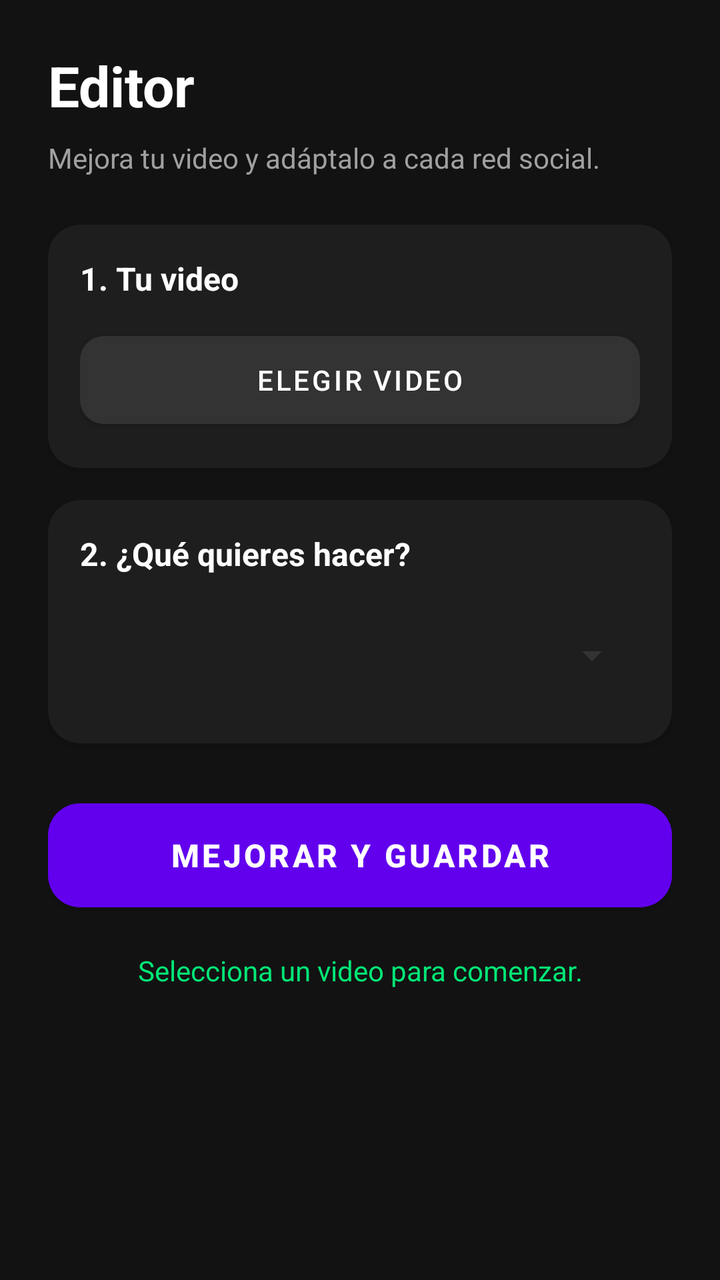
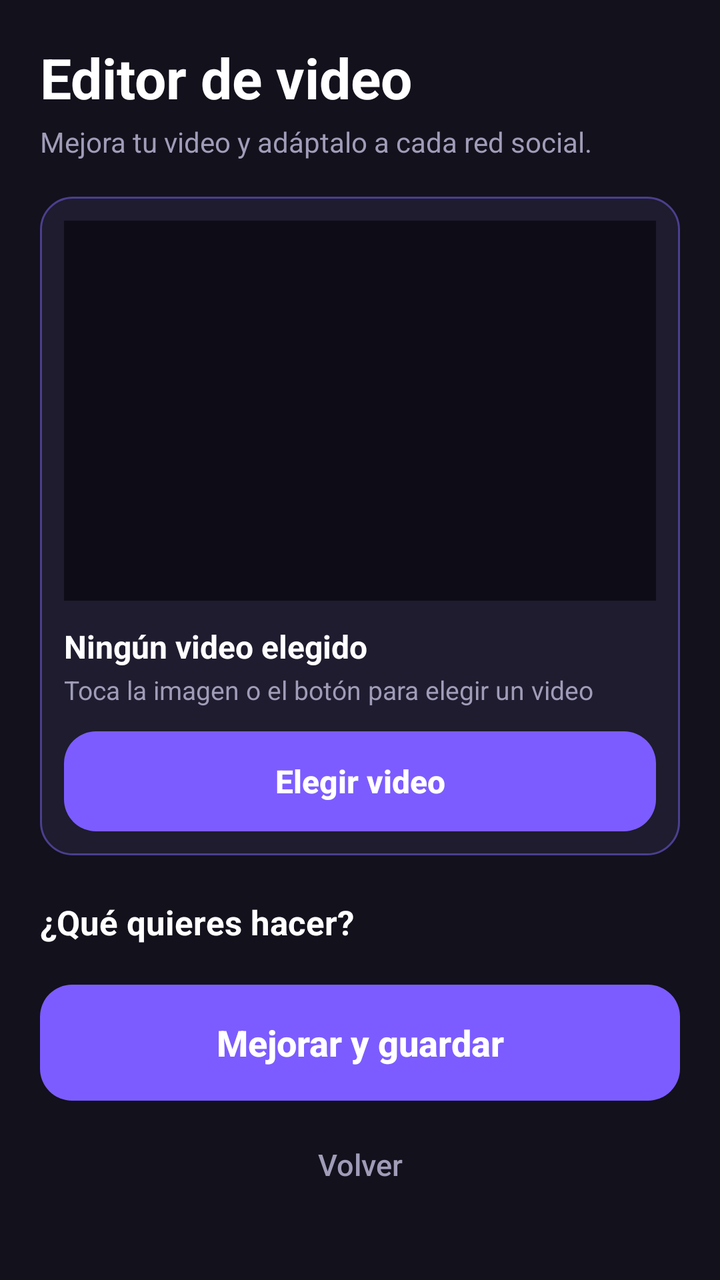

Screens rendered from an Android XML layout before and after an edit, with the pre-edit source and the edit as a unified diff.
<!-- AndroidManifest.xml: application theme Theme.Descargadorpro -->
<!-- res/layout/activity_editor.xml -->
<?xml version="1.0" encoding="utf-8"?>
<ScrollView xmlns:android="http://schemas.android.com/apk/res/android"
    xmlns:app="http://schemas.android.com/apk/res-auto"
    android:layout_width="match_parent"
    android:layout_height="match_parent"
    android:background="#121212"
    android:fillViewport="true">

    <LinearLayout
        android:layout_width="match_parent"
        android:layout_height="wrap_content"
        android:orientation="vertical"
        android:padding="24dp">

        <TextView
            android:layout_width="match_parent"
            android:layout_height="wrap_content"
            android:text="Editor"
            android:textColor="#FFFFFF"
            android:textSize="28sp"
            android:textStyle="bold"
            android:layout_marginBottom="8dp"/>

        <TextView
            android:layout_width="match_parent"
            android:layout_height="wrap_content"
            android:text="Mejora tu video y adáptalo a cada red social."
            android:textColor="#A0A0A0"
            android:textSize="14sp"
            android:layout_marginBottom="24dp"/>

        
        <androidx.cardview.widget.CardView
            android:layout_width="match_parent"
            android:layout_height="wrap_content"
            app:cardBackgroundColor="#1E1E1E"
            app:cardCornerRadius="16dp"
            android:layout_marginBottom="16dp">
            
            <LinearLayout
                android:layout_width="match_parent"
                android:layout_height="wrap_content"
                android:orientation="vertical"
                android:padding="16dp">

                <TextView
                    android:layout_width="match_parent"
                    android:layout_height="wrap_content"
                    android:text="1. Tu video"
                    android:textColor="#FFFFFF"
                    android:textStyle="bold"
                    android:textSize="16sp"
                    android:layout_marginBottom="12dp"/>

                <com.google.android.material.button.MaterialButton
                    android:id="@+id/btnElegirVideo" 
                    android:layout_width="match_parent"
                    android:layout_height="56dp"
                    android:text="Elegir video"
                    android:textColor="#FFFFFF"
                    app:backgroundTint="#333333"
                    app:cornerRadius="12dp"/>
            </LinearLayout>
        </androidx.cardview.widget.CardView>

        
        <androidx.cardview.widget.CardView
            android:layout_width="match_parent"
            android:layout_height="wrap_content"
            app:cardBackgroundColor="#1E1E1E"
            app:cardCornerRadius="16dp"
            android:layout_marginBottom="24dp">

            <LinearLayout
                android:layout_width="match_parent"
                android:layout_height="wrap_content"
                android:orientation="vertical"
                android:padding="16dp">

                <TextView
                    android:layout_width="match_parent"
                    android:layout_height="wrap_content"
                    android:text="2. ¿Qué quieres hacer?"
                    android:textColor="#FFFFFF"
                    android:textStyle="bold"
                    android:textSize="16sp"
                    android:layout_marginBottom="12dp"/>

                
                <Spinner
                    android:id="@+id/spinnerAcciones"
                    android:layout_width="match_parent"
                    android:layout_height="56dp"
                    android:backgroundTint="#333333"/>
            </LinearLayout>
        </androidx.cardview.widget.CardView>

        
        <com.google.android.material.button.MaterialButton
            android:id="@+id/btnMejorarGuardar"
            android:layout_width="match_parent"
            android:layout_height="64dp"
            android:text="MEJORAR Y GUARDAR"
            android:textSize="16sp"
            android:textStyle="bold"
            android:textColor="#FFFFFF"
            app:backgroundTint="#6200EE"
            app:cornerRadius="16dp"
            android:layout_marginBottom="16dp"/>

        
        <ProgressBar
            android:id="@+id/progressBarEditor"
            style="?android:attr/progressBarStyleHorizontal"
            android:layout_width="match_parent"
            android:layout_height="wrap_content"
            android:progressTint="#00E676"
            android:layout_marginBottom="8dp"
            android:visibility="gone"/>

        <TextView
            android:id="@+id/txtEstado"
            android:layout_width="match_parent"
            android:layout_height="wrap_content"
            android:textColor="#00E676"
            android:textSize="14sp"
            android:gravity="center"
            android:text="Selecciona un video para comenzar."/>

    </LinearLayout>
</ScrollView>
<!-- resources referenced by this layout -->
<resources>
  <style name="Theme.Descargadorpro" parent="Theme.MaterialComponents.DayNight.NoActionBar">
          
          <item name="colorPrimary">@color/purple_500</item>
          <item name="colorPrimaryVariant">@color/purple_700</item>
          <item name="colorOnPrimary">@color/white</item>
          
          
          <item name="android:statusBarColor">@color/fondo_oscuro</item>
          
          
          <item name="android:windowLightStatusBar">false</item>
          
          
          <item name="android:windowBackground">@color/fondo_oscuro</item>
      </style>
  <color name="purple_500">#6200EE</color>
  <color name="purple_700">#3700B3</color>
  <color name="white">#FFFFFFFF</color>
  <color name="fondo_oscuro">#121212</color>
</resources>

<!-- the commit's change to res/layout/activity_editor.xml (unified diff, before → after) -->
@@ -1,131 +1,223 @@
 <?xml version="1.0" encoding="utf-8"?>
 <ScrollView xmlns:android="http://schemas.android.com/apk/res/android"
-    xmlns:app="http://schemas.android.com/apk/res-auto"
     android:layout_width="match_parent"
     android:layout_height="match_parent"
-    android:background="#121212"
-    android:fillViewport="true">
+    android:background="#13111C"
+    android:fillViewport="true"
+    android:fitsSystemWindows="true"
+    android:scrollbars="none">
 
     <LinearLayout
         android:layout_width="match_parent"
         android:layout_height="wrap_content"
         android:orientation="vertical"
-        android:padding="24dp">
+        android:padding="20dp">
 
         <TextView
             android:layout_width="match_parent"
             android:layout_height="wrap_content"
-            android:text="Editor"
+            android:text="Editor de video"
             android:textColor="#FFFFFF"
             android:textSize="28sp"
-            android:textStyle="bold"
-            android:layout_marginBottom="8dp"/>
+            android:textStyle="bold" />
 
         <TextView
             android:layout_width="match_parent"
             android:layout_height="wrap_content"
+            android:layout_marginTop="4dp"
+            android:layout_marginBottom="18dp"
             android:text="Mejora tu video y adáptalo a cada red social."
-            android:textColor="#A0A0A0"
-            android:textSize="14sp"
-            android:layout_marginBottom="24dp"/>
+            android:textColor="#A09CB8"
+            android:textSize="14sp" />
 
         
-        <androidx.cardview.widget.CardView
-            android:layout_width="match_parent"
-            android:layout_height="wrap_content"
-            app:cardBackgroundColor="#1E1E1E"
-            app:cardCornerRadius="16dp"
-            android:layout_marginBottom="16dp">
-            
-            <LinearLayout
-                android:layout_width="match_parent"
-                android:layout_height="wrap_content"
-                android:orientation="vertical"
-                android:padding="16dp">
-
-                <TextView
-                    android:layout_width="match_parent"
-                    android:layout_height="wrap_content"
-                    android:text="1. Tu video"
-                    android:textColor="#FFFFFF"
-                    android:textStyle="bold"
-                    android:textSize="16sp"
-                    android:layout_marginBottom="12dp"/>
-
-                <com.google.android.material.button.MaterialButton
-                    android:id="@+id/btnElegirVideo" 
-                    android:layout_width="match_parent"
-                    android:layout_height="56dp"
-                    android:text="Elegir video"
-                    android:textColor="#FFFFFF"
-                    app:backgroundTint="#333333"
-                    app:cornerRadius="12dp"/>
-            </LinearLayout>
-        </androidx.cardview.widget.CardView>
+        <LinearLayout
+            android:layout_width="match_parent"
+            android:layout_height="wrap_content"
+            android:background="@drawable/bg_card"
+            android:orientation="vertical"
+            android:padding="12dp">
+
+            <ImageView
+                android:id="@+id/imgPreviewEditor"
+                android:layout_width="match_parent"
+                android:layout_height="190dp"
+                android:background="#0E0C16"
+                android:contentDescription="Vista previa del video"
+                android:scaleType="centerCrop" />
+
+            <TextView
+                android:id="@+id/txtVideoElegido"
+                android:layout_width="match_parent"
+                android:layout_height="wrap_content"
+                android:layout_marginTop="12dp"
+                android:ellipsize="middle"
+                android:maxLines="1"
+                android:text="Ningún video elegido"
+                android:textColor="#FFFFFF"
+                android:textSize="16sp"
+                android:textStyle="bold" />
+
+            <TextView
+                android:id="@+id/txtVideoInfo"
+                android:layout_width="match_parent"
+                android:layout_height="wrap_content"
+                android:layout_marginTop="2dp"
+                android:text="Toca la imagen o el botón para elegir un video"
+                android:textColor="#A09CB8"
+                android:textSize="13sp" />
+
+            <androidx.appcompat.widget.AppCompatButton
+                android:id="@+id/btnElegirVideo"
+                android:layout_width="match_parent"
+                android:layout_height="50dp"
+                android:layout_marginTop="12dp"
+                android:background="@drawable/editor_btn_primary"
+                android:foreground="?android:attr/selectableItemBackground"
+                android:stateListAnimator="@null"
+                android:text="Elegir video"
+                android:textAllCaps="false"
+                android:textColor="#FFFFFF"
+                android:textSize="16sp"
+                android:textStyle="bold" />
+        </LinearLayout>
+
+        <TextView
+            android:layout_width="wrap_content"
+            android:layout_height="wrap_content"
+            android:layout_marginTop="22dp"
+            android:layout_marginBottom="10dp"
+            android:text="¿Qué quieres hacer?"
+            android:textColor="#FFFFFF"
+            android:textSize="17sp"
+            android:textStyle="bold" />
+
+        <LinearLayout
+            android:id="@+id/listaPresets"
+            android:layout_width="match_parent"
+            android:layout_height="wrap_content"
+            android:orientation="vertical" />
+
+        <androidx.appcompat.widget.AppCompatButton
+            android:id="@+id/btnProcesar"
+            android:layout_width="match_parent"
+            android:layout_height="58dp"
+            android:layout_marginTop="10dp"
+            android:background="@drawable/editor_btn_primary"
+            android:foreground="?android:attr/selectableItemBackground"
+            android:stateListAnimator="@null"
+            android:text="Mejorar y guardar"
+            android:textAllCaps="false"
+            android:textColor="#FFFFFF"
+            android:textSize="18sp"
+            android:textStyle="bold" />
 
         
-        <androidx.cardview.widget.CardView
-            android:layout_width="match_parent"
-            android:layout_height="wrap_content"
-            app:cardBackgroundColor="#1E1E1E"
-            app:cardCornerRadius="16dp"
-            android:layout_marginBottom="24dp">
-
-            <LinearLayout
-                android:layout_width="match_parent"
-                android:layout_height="wrap_content"
-                android:orientation="vertical"
-                android:padding="16dp">
-
-                <TextView
-                    android:layout_width="match_parent"
-                    android:layout_height="wrap_content"
-                    android:text="2. ¿Qué quieres hacer?"
-                    android:textColor="#FFFFFF"
-                    android:textStyle="bold"
-                    android:textSize="16sp"
-                    android:layout_marginBottom="12dp"/>
-
-                
-                <Spinner
-                    android:id="@+id/spinnerAcciones"
-                    android:layout_width="match_parent"
-                    android:layout_height="56dp"
-                    android:backgroundTint="#333333"/>
-            </LinearLayout>
-        </androidx.cardview.widget.CardView>
+        <LinearLayout
+            android:id="@+id/cardProgresoEditor"
+            android:layout_width="match_parent"
+            android:layout_height="wrap_content"
+            android:layout_marginTop="16dp"
+            android:background="@drawable/bg_card"
+            android:orientation="vertical"
+            android:padding="18dp"
+            android:visibility="gone">
+
+            <TextView
+                android:id="@+id/txtPorcentajeEditor"
+                android:layout_width="wrap_content"
+                android:layout_height="wrap_content"
+                android:text="0%"
+                android:textColor="#FFFFFF"
+                android:textSize="32sp"
+                android:textStyle="bold" />
+
+            <ProgressBar
+                android:id="@+id/progresoEditor"
+                style="?android:attr/progressBarStyleHorizontal"
+                android:layout_width="match_parent"
+                android:layout_height="10dp"
+                android:layout_marginTop="10dp"
+                android:indeterminate="false"
+                android:max="1000"
+                android:maxHeight="10dp"
+                android:minHeight="10dp"
+                android:progress="0"
+                android:progressDrawable="@drawable/bg_progress" />
+
+            <TextView
+                android:id="@+id/txtEstadoEditor"
+                android:layout_width="match_parent"
+                android:layout_height="wrap_content"
+                android:layout_marginTop="10dp"
+                android:textColor="#7EF0C9"
+                android:textIsSelectable="true"
+                android:textSize="14sp" />
+
+            <androidx.appcompat.widget.AppCompatButton
+                android:id="@+id/btnCancelarEditor"
+                android:layout_width="match_parent"
+                android:layout_height="46dp"
+                android:layout_marginTop="12dp"
+                android:background="@drawable/bg_btn_secondary"
+                android:foreground="?android:attr/selectableItemBackground"
+                android:stateListAnimator="@null"
+                android:text="Cancelar"
+                android:textAllCaps="false"
+                android:textColor="#FFFFFF"
+                android:textSize="14sp"
+                android:visibility="gone" />
+        </LinearLayout>
 
         
-        <com.google.android.material.button.MaterialButton
-            android:id="@+id/btnMejorarGuardar"
-            android:layout_width="match_parent"
-            android:layout_height="64dp"
-            android:text="MEJORAR Y GUARDAR"
-            android:textSize="16sp"
-            android:textStyle="bold"
-            android:textColor="#FFFFFF"
-            app:backgroundTint="#6200EE"
-            app:cornerRadius="16dp"
-            android:layout_marginBottom="16dp"/>
-
-        
-        <ProgressBar
-            android:id="@+id/progressBarEditor"
-            style="?android:attr/progressBarStyleHorizontal"
-            android:layout_width="match_parent"
-            android:layout_height="wrap_content"
-            android:progressTint="#00E676"
-            android:layout_marginBottom="8dp"
-            android:visibility="gone"/>
-
-        <TextView
-            android:id="@+id/txtEstado"
-            android:layout_width="match_parent"
-            android:layout_height="wrap_content"
-            android:textColor="#00E676"
-            android:textSize="14sp"
-            android:gravity="center"
-            android:text="Selecciona un video para comenzar."/>
-
+        <LinearLayout
+            android:id="@+id/filaResultado"
+            android:layout_width="match_parent"
+            android:layout_height="wrap_content"
+            android:layout_marginTop="12dp"
+            android:orientation="horizontal"
+            android:visibility="gone">
+
+            <androidx.appcompat.widget.AppCompatButton
+                android:id="@+id/btnVerResultado"
+                android:layout_width="0dp"
+                android:layout_height="52dp"
+                android:layout_weight="1"
+                android:background="@drawable/bg_btn_secondary"
+                android:foreground="?android:attr/selectableItemBackground"
+                android:stateListAnimator="@null"
+                android:text="▶  Ver resultado"
+                android:textAllCaps="false"
+                android:textColor="#FFFFFF"
+                android:textSize="15sp"
+                android:textStyle="bold" />
+
+            <androidx.appcompat.widget.AppCompatButton
+                android:id="@+id/btnCompartir"
+                android:layout_width="0dp"
+                android:layout_height="52dp"
+                android:layout_marginStart="10dp"
+                android:layout_weight="1"
+                android:background="@drawable/editor_btn_primary"
+                android:foreground="?android:attr/selectableItemBackground"
+                android:stateListAnimator="@null"
+                android:text="Compartir"
+                android:textAllCaps="false"
+                android:textColor="#FFFFFF"
+                android:textSize="15sp"
+                android:textStyle="bold" />
+        </LinearLayout>
+
+        <androidx.appcompat.widget.AppCompatButton
+            android:id="@+id/btnVolverEditor"
+            android:layout_width="match_parent"
+            android:layout_height="48dp"
+            android:layout_marginTop="8dp"
+            android:background="@android:color/transparent"
+            android:stateListAnimator="@null"
+            android:text="Volver"
+            android:textAllCaps="false"
+            android:textColor="#A09CB8"
+            android:textSize="15sp" />
     </LinearLayout>
 </ScrollView>
<!-- resource entries referenced after the edit -->
@@ -1,5 +1,60 @@
 <!-- resources referenced by this layout -->
 <resources>
+  <!-- drawable bg_btn_secondary (drawable) -->
+  <?xml version="1.0" encoding="utf-8"?>
+  <shape xmlns:android="http://schemas.android.com/apk/res/android"
+      android:shape="rectangle">
+      <solid android:color="#322D52" />
+      <corners android:radius="16dp" />
+  </shape>
+  <!-- drawable bg_card (drawable) -->
+  <?xml version="1.0" encoding="utf-8"?>
+  <shape xmlns:android="http://schemas.android.com/apk/res/android"
+      android:shape="rectangle">
+      <solid android:color="#1E1C2E" />
+      <stroke android:width="1dp" android:color="#4B3F8F" />
+      <corners android:radius="16dp" />
+  </shape>
+  <!-- drawable bg_progress (drawable) -->
+  <?xml version="1.0" encoding="utf-8"?>
+  <layer-list xmlns:android="http://schemas.android.com/apk/res/android">
+      <item android:id="@android:id/background">
+          <shape android:shape="rectangle">
+              <corners android:radius="6dp" />
+              <solid android:color="#2A2740" />
+          </shape>
+      </item>
+      <item android:id="@android:id/progress">
+          <clip>
+              <shape android:shape="rectangle">
+                  <corners android:radius="6dp" />
+                  <solid android:color="#00D68F" />
+              </shape>
+          </clip>
+      </item>
+  </layer-list>
+  <!-- drawable editor_btn_primary (drawable) -->
+  <?xml version="1.0" encoding="utf-8"?>
+  <selector xmlns:android="http://schemas.android.com/apk/res/android">
+      <item android:state_enabled="false">
+          <shape android:shape="rectangle">
+              <solid android:color="#2E2946" />
+              <corners android:radius="16dp" />
+          </shape>
+      </item>
+      <item android:state_pressed="true">
+          <shape android:shape="rectangle">
+              <solid android:color="#6A49EB" />
+              <corners android:radius="16dp" />
+          </shape>
+      </item>
+      <item>
+          <shape android:shape="rectangle">
+              <solid android:color="#7C5CFF" />
+              <corners android:radius="16dp" />
+          </shape>
+      </item>
+  </selector>
   <style name="Theme.Descargadorpro" parent="Theme.MaterialComponents.DayNight.NoActionBar">
           
           <item name="colorPrimary">@color/purple_500</item>
